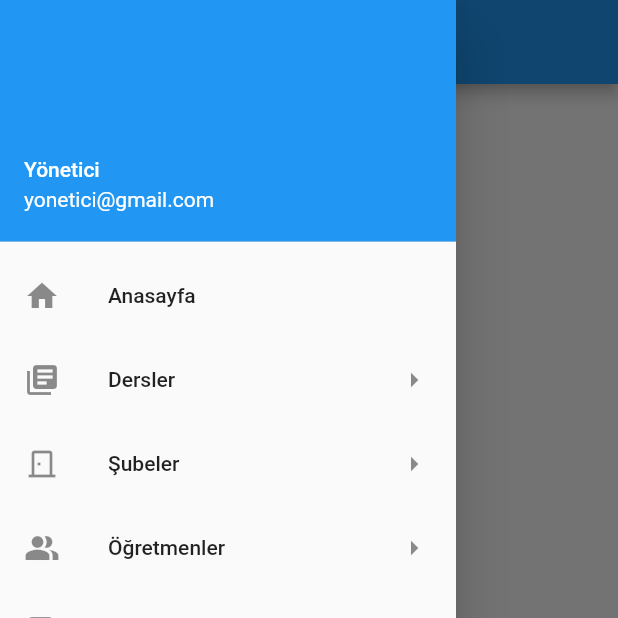
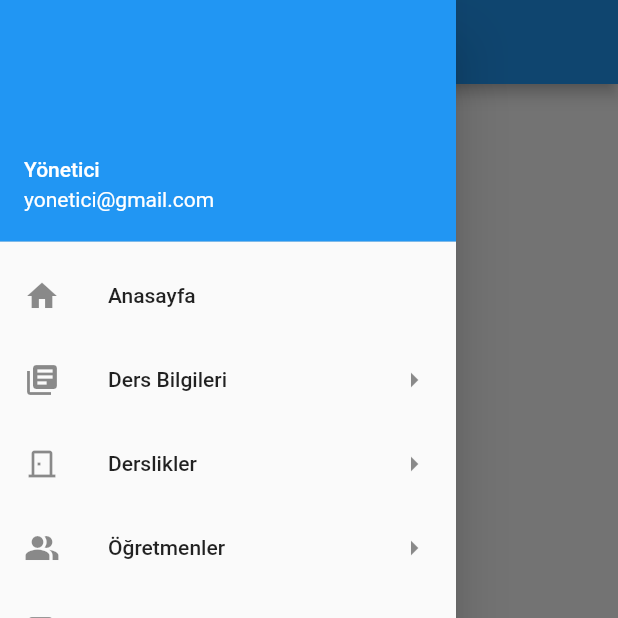
Before and after one commit to merve21c/DersProgrami, a Flutter app: the yonetici screen opened directly, with the side drawer open, on a phone screen of 412 x 824 dp, the top half of it. Run offline on Flutter 3.47's test engine with Material 2 defaults, Android fonts, the phone set to English and light mode, and no system bars; our stand-ins replace cloud_firestore, firebase_auth, firebase_core, fluttertoast; accounts and stored records are empty.

Commit message:
Update yonetici.dart

```diff
--- a/lib/yonetici.dart
+++ b/lib/yonetici.dart
@@ -48,7 +48,7 @@ class _yoneticiState extends State<yonetici> {
             ),
             ListTile(
               leading: Icon(Icons.my_library_books),
-              title: Text('Dersler'),
+              title: Text('Ders Bilgileri'),
               trailing: Icon(Icons.arrow_right),
               onTap: () {
                 Navigator.push(context,MaterialPageRoute(builder: (context)=> dersler()));
@@ -56,7 +56,7 @@ class _yoneticiState extends State<yonetici> {
             ),
             ListTile(
               leading: Icon(Icons.door_back_door_outlined),
-              title: Text('Şubeler'),
+              title: Text('Derslikler'),
               trailing: Icon(Icons.arrow_right),
               onTap: () {
                 Navigator.push(context,MaterialPageRoute(builder: (context)=> subeler()));
```
